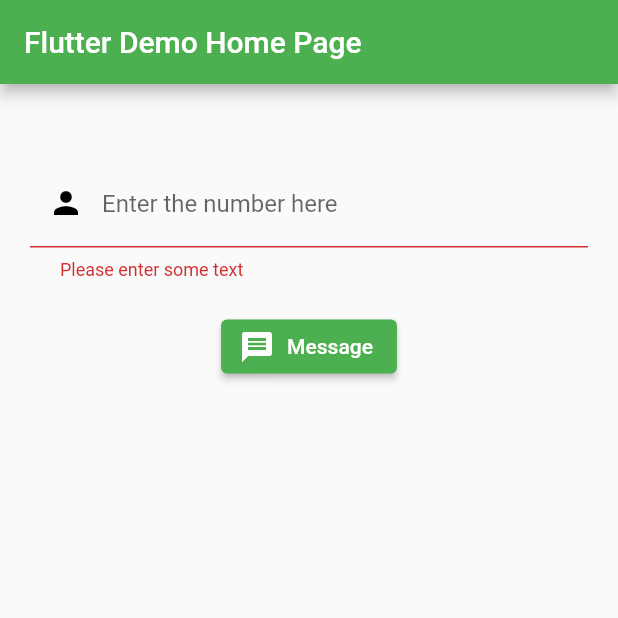
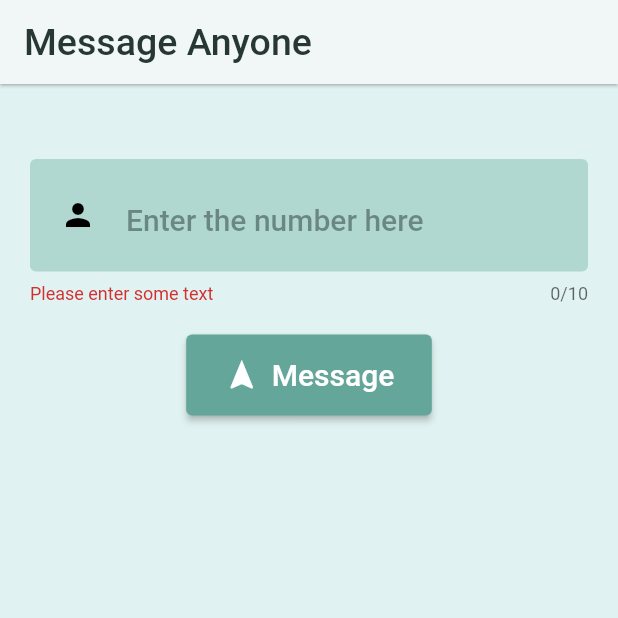
Before and after one commit to rhythmjain32/Whatsapp-Direct-Message, a Flutter app: the MyHomePage screen opened directly, after a tap on "Message", on a phone screen of 412 x 824 dp, the top half of it. Run offline on Flutter 3.47's test engine with Material 2 defaults, Android fonts, the phone set to English and light mode, and no system bars.

Commit message:
finall basic layout is ready

```diff
--- a/lib/MyHomePage.dart
+++ b/lib/MyHomePage.dart
@@ -1,3 +1,4 @@
+import 'package:flutter/cupertino.dart';
 import 'package:flutter/material.dart';
 import 'package:url_launcher/url_launcher.dart';
 
@@ -24,12 +25,26 @@ class _MyHomePageState extends State<MyHomePage> {
     // String _url = "https://flutter.io";
     // void _launchURL() async =>
     //     await canLaunch(_url) ? await launch(_url) : throw 'Could not launch $_url';
-    return Scaffold(
+    return GestureDetector(
+      onTap: (){
+        FocusManager.instance.primaryFocus!.unfocus();
+      },
+      child: Scaffold(
         appBar: AppBar(
-        backgroundColor: Colors.green,
-        title: Text(widget.title),
+          elevation: 0.8,
+          backgroundColor: Color(0xfff1f6f7),
+          title: Text(
+            widget.title,
+            style: TextStyle(
+                color: Color(0xff263734),
+              fontSize: 25.0,
             ),
+          ),
+        ),
+        // backgroundColor: Color(0xffF1F6F7),
+        backgroundColor: Color(0xffe0f2f1),
         body: Container(
+
           padding: EdgeInsets.fromLTRB(20.0, 50.0, 20.0, 0.0),
           child: Center(
             child: Form(
@@ -38,6 +53,15 @@ class _MyHomePageState extends State<MyHomePage> {
                 mainAxisAlignment: MainAxisAlignment.start,
                 children: <Widget>[
                   TextFormField(
+                    cursorColor: Colors.white,
+                    textAlign: TextAlign.left,
+                    maxLength: 10,
+                    style: TextStyle(
+                        fontSize: 30.0,
+                        fontWeight: FontWeight.w500,
+                        // color: Colors.white,
+                        color: Color(0xff263734),
+                    ),
                     onChanged: (value){
                       setState(() {
                         mobno = value;
@@ -53,44 +77,62 @@ class _MyHomePageState extends State<MyHomePage> {
 
                       return null;
                     },
-
                     decoration: InputDecoration(
+                      filled: true,
+                      fillColor: Color(0xff91c5bc).withOpacity(0.6),
+                      // disabledBorder: OutlineInputBorder(
+                      //   borderSide: BorderSide(color: Colors.red),
+                      // ),
+                      border: OutlineInputBorder(
+                        borderSide: BorderSide.none,
+                      ),
                       focusedBorder: OutlineInputBorder(
-                      borderSide: BorderSide(color: Colors.green),
-                      borderRadius: BorderRadius.circular(25.0),
+                        borderSide: BorderSide(color: Color(0xff4db6ac), width: 3.0),
+                        borderRadius: BorderRadius.only(topRight: Radius.circular(25.0), bottomLeft: Radius.circular(25.0)),
                       ),
                       focusedErrorBorder: OutlineInputBorder(
-                      borderSide: BorderSide(color: Colors.red),
-                      borderRadius: BorderRadius.circular(25.0),
+                        borderSide: BorderSide(color: Color(0xffef9a9a), width: 3.0),
+                        borderRadius: BorderRadius.only(topRight: Radius.circular(25.0), bottomLeft: Radius.circular(25.0)),
                       ),
                       hintText: 'Enter the number here',
-                    prefixIcon: Icon(Icons.person, color: Colors.black),
-                    contentPadding: EdgeInsets.all(20.0),
+                      hintStyle: TextStyle(fontSize: 20.0, color: Color(0xff263734).withOpacity(0.5)),
+                      prefixIcon: Padding(
+                        padding: EdgeInsets.fromLTRB(20.0, 0.0, 20.0, 0.0),
+                          child: Icon(Icons.person, color: Colors.black,)
+                      ),
+                      contentPadding: EdgeInsets.symmetric(horizontal: 0.0, vertical: 20.0),
                     ),
                   ),
                   SizedBox(height: 20.0,),
                   ElevatedButton.icon(
                     onPressed:(){
+                      FocusManager.instance.primaryFocus!.unfocus();
                       if(_formKey.currentState!.validate()){
                         print('Validated');
-                      print(mobno);
-                      // _launchURL();//dont uncomment
-                      // launch('https://api.whatsapp.com/send/?phone=91$mobno&text&app_absent=0');
+                        // print(mobno);
+                        // _launchURL();//don't uncomment
+                        launch('https://api.whatsapp.com/send/?phone=91$mobno&text&app_absent=0');
                       }
 
                     },
                     icon: Icon(
-                    Icons.message,
+                      Icons.navigation,
                       color: Colors.white,
                       size: 24.0,
                     ),
                     style: ElevatedButton.styleFrom(
-                        primary: Colors.green, // background
+                          primary: Color(0xff65A69B), // background
                           onPrimary: Colors.white, // foreground
+                      padding: EdgeInsets.symmetric(horizontal: 25.0, vertical: 15.0),
                         ),
-                  label: Text('Message'),
+                    label: Text('Message',
+                      style: TextStyle(
+                        fontSize: 20.0,
+                      ),
+                    ),
                   ),
                 ],
+              ),
             ),
           ),
         ),
--- a/lib/main.dart
+++ b/lib/main.dart
@@ -13,7 +13,7 @@ class MyApp extends StatelessWidget {
       theme: ThemeData(
         primarySwatch: Colors.blue,
       ),
-      home: MyHomePage(title: 'Flutter Demo Home Page'),
+      home: MyHomePage(title: 'Message Anyone',),
     );
   }
 }
```
Lines whose indentation alone changed are shown as unchanged.
